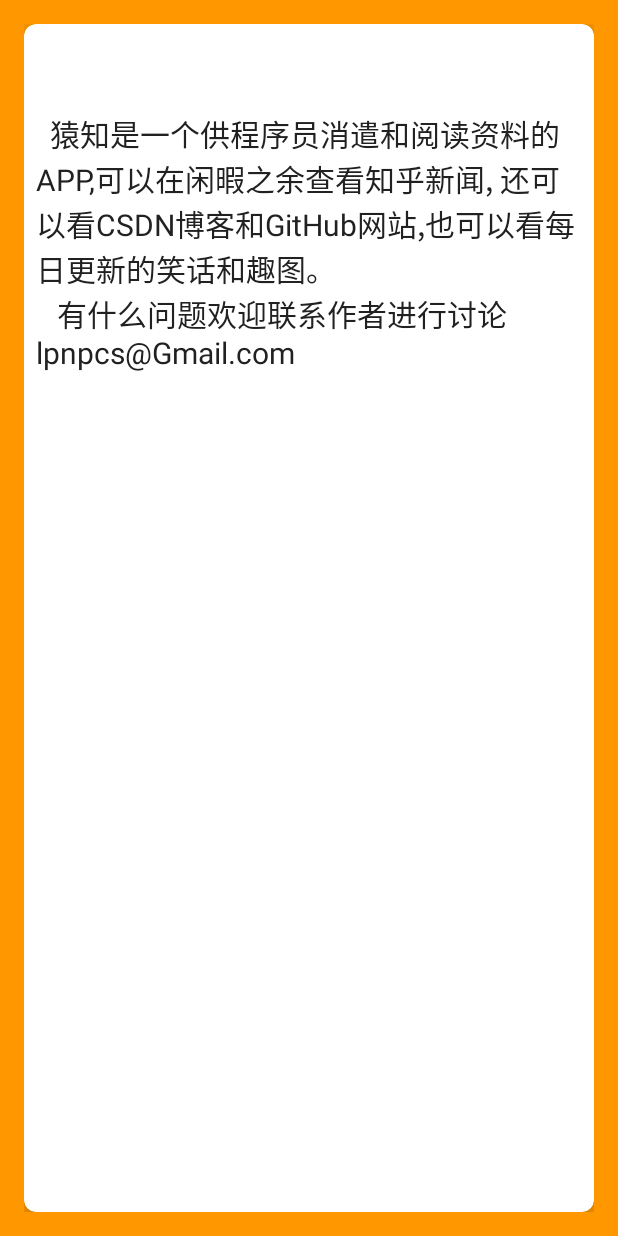
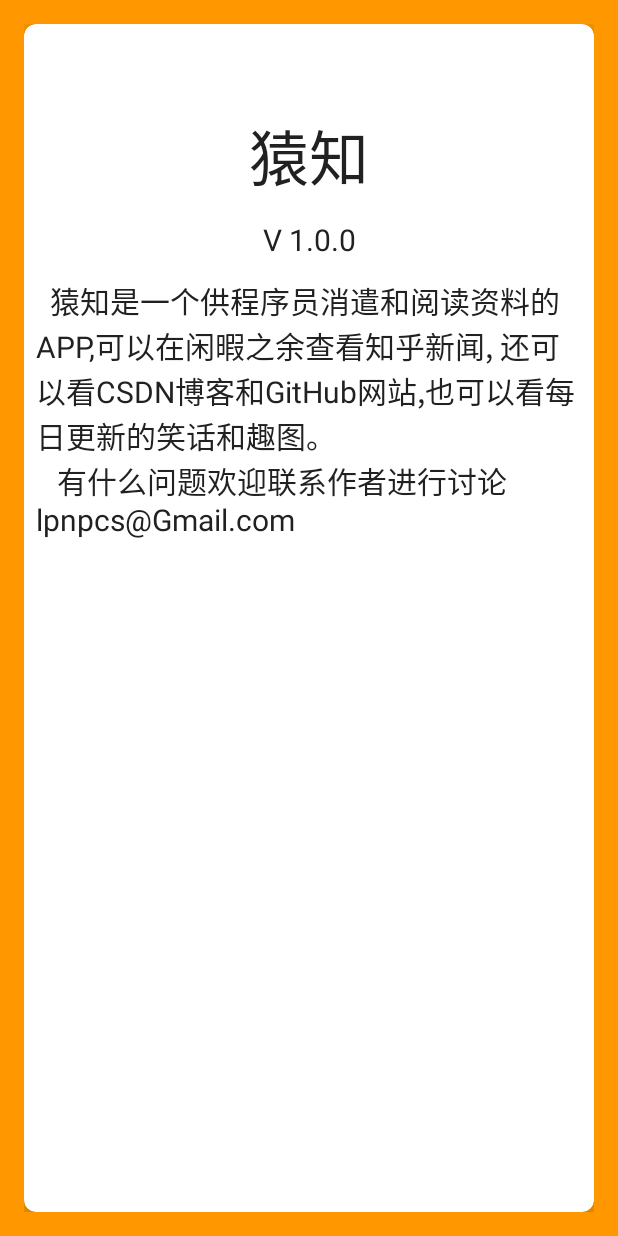
Before and after one commit to lpnpcs/yuanhelper, an Android app: the AboutActivity screen opened directly, with no data from a screen before it, on a phone screen of 412 x 824 dp. Run offline under Robolectric (Android 15) with nearby library versions, the phone set to English and light mode, and no system bars.

Commit message:
修改一些bug

```diff
--- a/app/src/main/java/com/lpnpcs/yuanhelper/ui/adpter/JokeAdapter.java
+++ b/app/src/main/java/com/lpnpcs/yuanhelper/ui/adpter/JokeAdapter.java
@@ -52,7 +52,9 @@ public class JokeAdapter extends RecyclerView.Adapter<JokeAdapter.ItemViewHolder
             return;
         }
         holder.mTitle.setText(jokeEntity.getTitle());
-        holder.mBody.setText(Html.fromHtml(jokeEntity.getContent()));
+        String content = jokeEntity.getContent();
+        content = content.replace("<br/><br/>","<br/>");
+        holder.mBody.setText(Html.fromHtml(content));
     }
 
     @Override
--- a/app/src/main/java/com/lpnpcs/yuanhelper/ui/adpter/ZhiHuListAdapter.java
+++ b/app/src/main/java/com/lpnpcs/yuanhelper/ui/adpter/ZhiHuListAdapter.java
@@ -19,7 +19,6 @@ import com.lpnpcs.yuanhelper.data.entity.ZhiHuEntity;
 import com.lpnpcs.yuanhelper.ui.BannerView;
 import com.lpnpcs.yuanhelper.ui.OnListFragmentInteract;
 import com.lpnpcs.yuanhelper.util.DateUtil;
-import com.lpnpcs.yuanhelper.util.LogUtil;
 
 import java.util.List;
 
@@ -53,8 +52,8 @@ public class ZhiHuListAdapter extends RecyclerView.Adapter<RecyclerView.ViewHold
         storiesBeans = zhiHuEntity.getStories();
         topStoriesBeens = zhiHuEntity.getTop_stories();
 
-        LogUtil.e("lp",storiesBeans+"");
-        LogUtil.e("lp",topStoriesBeens+"");
+     //   LogUtil.e("lp",storiesBeans+"");
+    //    LogUtil.e("lp",topStoriesBeens+"");
         notifyDataSetChanged();
         if (null != banner) {
             banner.notifyDataSetChanged();
--- a/app/src/main/res/layout/activity_about.xml
+++ b/app/src/main/res/layout/activity_about.xml
@@ -16,13 +16,34 @@
     android:padding="5dp"
     card_view:cardCornerRadius="8dp"
     card_view:cardElevation="8dp">
+    <LinearLayout
+        android:layout_width="match_parent"
+        android:layout_height="match_parent"
+        android:orientation="vertical">
+    <TextView
+        android:layout_width="match_parent"
+        android:layout_height="wrap_content"
+        android:paddingTop="50dp"
+        android:layout_margin="8dp"
+        android:textSize="40sp"
+        android:gravity="center_horizontal"
+        android:textColor="@color/primary_text"
+        android:text="@string/app_name"/>
+        <TextView
+            android:layout_width="match_parent"
+            android:layout_height="wrap_content"
+            android:layout_margin="4dp"
+            android:textSize="20sp"
+            android:gravity="center_horizontal"
+            android:textColor="@color/primary_text"
+            android:text="@string/version"/>
     <TextView
         android:layout_width="match_parent"
         android:layout_height="match_parent"
-        android:paddingTop="50dp"
         android:layout_margin="8dp"
         android:textSize="20sp"
         android:textColor="@color/primary_text"
         android:text="@string/about_me"/>
+    </LinearLayout>
    </android.support.v7.widget.CardView>
 </RelativeLayout>
--- a/app/src/main/res/layout/card_item_joke.xml
+++ b/app/src/main/res/layout/card_item_joke.xml
@@ -26,7 +26,7 @@
        <TextView
            android:id="@+id/tvBody"
            android:layout_width="match_parent"
-           android:layout_height="180dp"
+           android:layout_height="220dp"
            android:textColor="@color/primary_text"
            android:textSize="16sp"
            android:textAppearance="@style/TextAppearance.AppCompat.Body1"
--- a/app/src/main/res/values/strings.xml
+++ b/app/src/main/res/values/strings.xml
@@ -1,5 +1,6 @@
 <resources>
     <string name="app_name">猿知</string>
+    <string name="version">V 1.0.0</string>
     <string name="navigation_drawer_open" translatable="false">close drawer</string>
     <string name="navigation_drawer_close" translatable="false">open drawer</string>
     <string name="share_title" translatable="false">shared_title</string>
```
Also changed, not shown: app/src/main/java/com/lpnpcs/yuanhelper/ui/activity/ZhiHuDetailActivity.java (+57 -5 lines), app/src/main/res/drawable/head.jpg.
